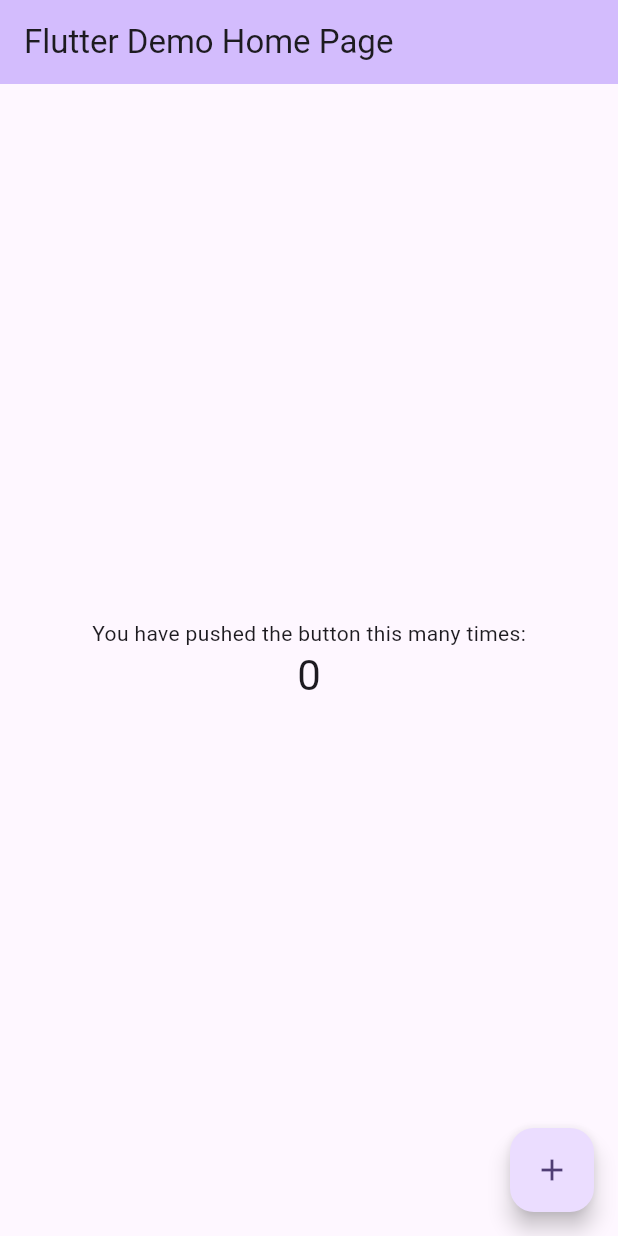
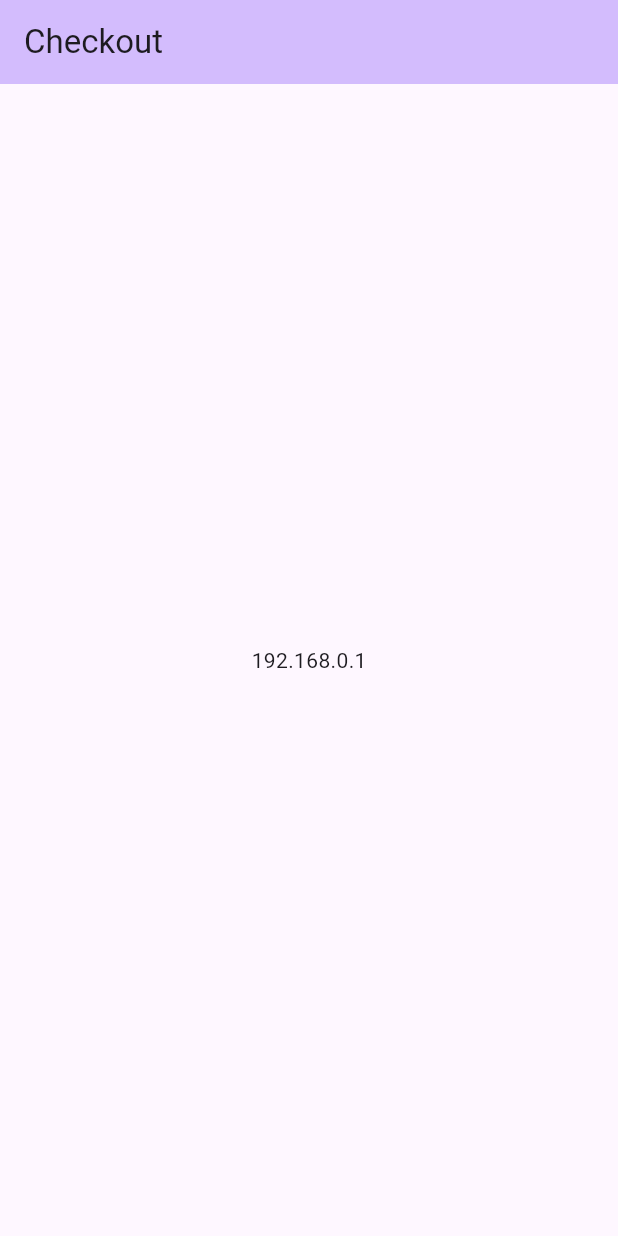
Before and after one commit to narakai/flutter_demo, a Flutter app: the screen it shows after launch, on a phone screen of 412 x 824 dp. Run offline on Flutter 3.47's test engine with Material 2 defaults, Android fonts, the phone set to English and light mode, and no system bars; our stand-ins replace flutter_dotenv, flutter_svg; generated files the repository leaves out were written again; Roboto replaces fonts that are missing (assets/fonts/Montserrat-Regular.ttf).

```diff
--- /dev/null
+++ b/l10n.yaml
@@ -0,0 +1,3 @@
+arb-dir: lib/l10n
+template-arb-file: app_en.arb
+output-localization-file: app_localizations.dart
--- /dev/null
+++ b/lib/env.dart
@@ -0,0 +1,7 @@
+import 'package:flutter_dotenv/flutter_dotenv.dart';
+
+class Env {
+  static String get restApiEndpoint {
+    return dotenv.get('REST_API_ENDPOINT');
+  }
+}
--- /dev/null
+++ b/lib/l10n/app_en.arb
@@ -0,0 +1,6 @@
+{
+  "tab_checkout": "Checkout",
+  "tab_notifications": "Notifications",
+  "accept_text" : "Accept",
+  "reject_text" : "Reject"
+}
--- /dev/null
+++ b/lib/l10n/app_zh.arb
@@ -0,0 +1,6 @@
+{
+  "tab_checkout": "检查",
+  "tab_notifications": "通知",
+  "accept_text" : "接受",
+  "reject_text" : "拒绝"
+}
--- a/lib/main.dart
+++ b/lib/main.dart
@@ -1,52 +1,40 @@
 import 'package:flutter/material.dart';
+import 'package:flutter_demo/env.dart';
+import 'package:flutter_demo/extension/context_extension.dart';
+import 'package:flutter_dotenv/flutter_dotenv.dart';
+import 'package:flutter_gen/gen_l10n/app_localizations.dart';
 
-void main() {
+import 'gen/assets.gen.dart';
+
+void main() async {
+  WidgetsFlutterBinding.ensureInitialized();
+  await dotenv.load();
   runApp(const MyApp());
 }
 
 class MyApp extends StatelessWidget {
   const MyApp({super.key});
 
-  // This widget is the root of your application.
   @override
   Widget build(BuildContext context) {
     return MaterialApp(
       title: 'Flutter Demo',
+      localizationsDelegates: AppLocalizations.localizationsDelegates,
+      supportedLocales: AppLocalizations.supportedLocales,
       theme: ThemeData(
-        // This is the theme of your application.
-        //
-        // TRY THIS: Try running your application with "flutter run". You'll see
-        // the application has a blue toolbar. Then, without quitting the app,
-        // try changing the seedColor in the colorScheme below to Colors.green
-        // and then invoke "hot reload" (save your changes or press the "hot
-        // reload" button in a Flutter-supported IDE, or press "r" if you used
-        // the command line to start the app).
-        //
-        // Notice that the counter didn't reset back to zero; the application
-        // state is not lost during the reload. To reset the state, use hot
-        // restart instead.
-        //
-        // This works for code too, not just values: Most code changes can be
-        // tested with just a hot reload.
         colorScheme: ColorScheme.fromSeed(seedColor: Colors.deepPurple),
         useMaterial3: true,
+        fontFamily: Assets.fonts.montserratRegular,
       ),
-      home: const MyHomePage(title: 'Flutter Demo Home Page'),
+      home: const MyHomePage(
+        title: 'Flutter Demo',
+      ),
     );
   }
 }
 
 class MyHomePage extends StatefulWidget {
   const MyHomePage({super.key, required this.title});
-
-  // This widget is the home page of your application. It is stateful, meaning
-  // that it has a State object (defined below) that contains fields that affect
-  // how it looks.
-
-  // This class is the configuration for the state. It holds the values (in this
-  // case the title) provided by the parent (in this case the App widget) and
-  // used by the build method of the State. Fields in a Widget subclass are
-  // always marked "final".
 
   final String title;
 
@@ -55,71 +43,23 @@ class MyHomePage extends StatefulWidget {
 }
 
 class _MyHomePageState extends State<MyHomePage> {
-  int _counter = 0;
-
-  void _incrementCounter() {
-    setState(() {
-      // This call to setState tells the Flutter framework that something has
-      // changed in this State, which causes it to rerun the build method below
-      // so that the display can reflect the updated values. If we changed
-      // _counter without calling setState(), then the build method would not be
-      // called again, and so nothing would appear to happen.
-      _counter++;
-    });
-  }
-
   @override
   Widget build(BuildContext context) {
-    // This method is rerun every time setState is called, for instance as done
-    // by the _incrementCounter method above.
-    //
-    // The Flutter framework has been optimized to make rerunning build methods
-    // fast, so that you can just rebuild anything that needs updating rather
-    // than having to individually change instances of widgets.
     return Scaffold(
       appBar: AppBar(
-        // TRY THIS: Try changing the color here to a specific color (to
-        // Colors.amber, perhaps?) and trigger a hot reload to see the AppBar
-        // change color while the other colors stay the same.
-        backgroundColor: Theme.of(context).colorScheme.inversePrimary,
-        // Here we take the value from the MyHomePage object that was created by
-        // the App.build method, and use it to set our appbar title.
-        title: Text(widget.title),
+        backgroundColor: context.colorTheme.inversePrimary,
+        title: Text(context.localization.tab_checkout),
       ),
       body: Center(
-        // Center is a layout widget. It takes a single child and positions it
-        // in the middle of the parent.
         child: Column(
-          // Column is also a layout widget. It takes a list of children and
-          // arranges them vertically. By default, it sizes itself to fit its
-          // children horizontally, and tries to be as tall as its parent.
-          //
-          // Column has various properties to control how it sizes itself and
-          // how it positions its children. Here we use mainAxisAlignment to
-          // center the children vertically; the main axis here is the vertical
-          // axis because Columns are vertical (the cross axis would be
-          // horizontal).
-          //
-          // TRY THIS: Invoke "debug painting" (choose the "Toggle Debug Paint"
-          // action in the IDE, or press "p" in the console), to see the
-          // wireframe for each widget.
           mainAxisAlignment: MainAxisAlignment.center,
           children: <Widget>[
-            const Text(
-              'You have pushed the button this many times:',
-            ),
             Text(
-              '$_counter',
-              style: Theme.of(context).textTheme.headlineMedium,
+              Env.restApiEndpoint,
             ),
           ],
         ),
       ),
-      floatingActionButton: FloatingActionButton(
-        onPressed: _incrementCounter,
-        tooltip: 'Increment',
-        child: const Icon(Icons.add),
-      ), // This trailing comma makes auto-formatting nicer for build methods.
     );
   }
 }
```
Also changed, not shown: analysis_options.yaml (+11 -2 lines), build.yaml (added, +7 -0 lines), lib/extension/context_extension.dart (added, +13 -0 lines), pubspec.yaml (+50 -50 lines), assets/fonts/Montserrat-Bold.ttf (added), assets/fonts/Montserrat-Regular.ttf (added), assets/images/test.png (added), pubspec.lock, 8 other files.
